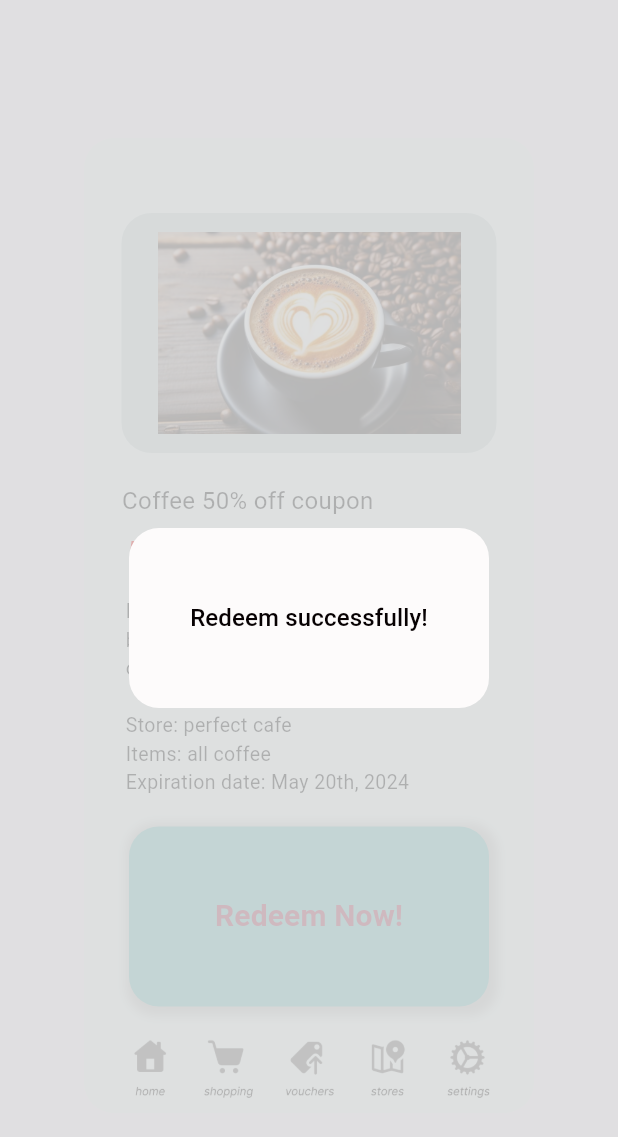
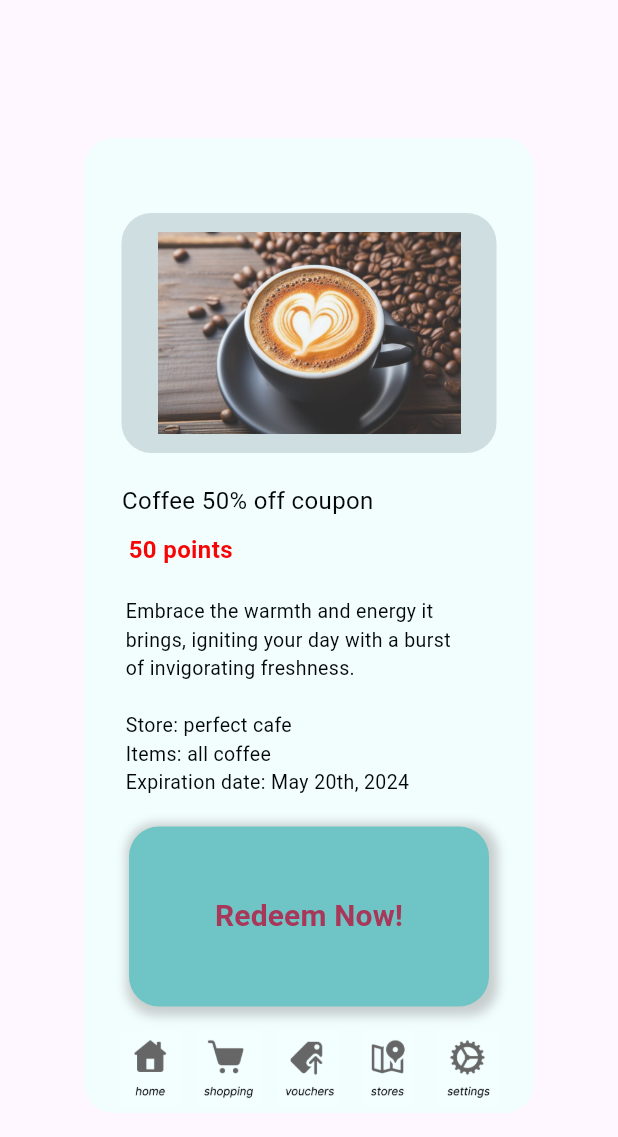
Before and after one commit to tinger529/MQ_points, a Flutter app: the ItemScreen widget shown alone on an empty page, opened directly, on a phone screen of 412 x 824 dp. Shown: the top 1137 px of the screen. Run offline on Flutter 3.47's test engine with Material 3 defaults, Android fonts, the phone set to English and light mode, and no system bars; Roboto replaces fonts that are missing (Italic).

Commit message:
item page: and state changing function and handle buying voucher function

```diff
--- a/lib/models/patterns.dart
+++ b/lib/models/patterns.dart
@@ -1,7 +1,7 @@
 import 'package:flutter/material.dart';
 
 // container for redemption buttons and show QR code buttons
-Container buildContainerA(state, String page, String txt, {Color colour = const Color(0xFF6FC5C5), Color fontColor = const Color(0xFFA83759)}) {
+Container buildContainerA(state, String page, String txt, {Color colour = const Color(0xFF6FC5C5), Color fontColor = const Color(0xFFA83759), String arg = ""}) {
     return Container(
       width: 240.0,
       height: 120.0,
@@ -23,7 +23,7 @@ Container buildContainerA(state, String page, String txt, {Color colour = const
         ],
       ),
       child: OutlinedButton(
-          onPressed: () => {state.redirect(page)},
+          onPressed: () => {state.redirect(page, arg: arg)},
           style: OutlinedButton.styleFrom(
             shape: RoundedRectangleBorder(
               borderRadius: BorderRadius.circular(20.0),
@@ -245,7 +245,7 @@ Container buildContainerF(state, String page, String txt, {Color colour = const
   }
 
 // container for the confirm message
-Container buildContainerG(state, String page, String txt, {Color colour = const Color(0xFFFDFBFB), Color fontColor = const Color.fromARGB(255, 7, 1, 2)}) {
+Container buildContainerG(state, String page, String txt, {Color colour = const Color(0xFFFDFBFB), Color fontColor = const Color.fromARGB(255, 7, 1, 2), String arg = ""}) {
     return Container(
       width: 240.0,
       height: 120.0,
@@ -259,7 +259,7 @@ Container buildContainerG(state, String page, String txt, {Color colour = const
         ),
       ),
       child: OutlinedButton(
-          onPressed: () => {state.redirect(page)},
+          onPressed: () => {state.redirect(page, arg: arg)},
           style: OutlinedButton.styleFrom(
             shape: RoundedRectangleBorder(
               borderRadius: BorderRadius.circular(20.0),
--- a/lib/screens/item_screen.dart
+++ b/lib/screens/item_screen.dart
@@ -92,7 +92,7 @@ class ItemScreen extends StatelessWidget {
 
                         const SizedBox(height: 20),
 
-                        buildContainerA(state, "voucher", 'Redeem Now!'),
+                        buildContainerA(state, "item", 'Redeem Now!', arg: "buy"),
                       ],
                       ),
                     ),
@@ -108,6 +108,7 @@ class ItemScreen extends StatelessWidget {
                 ),
               ),
 
+              state.showSuccess ?
               Center(
 
               child: Column(
@@ -123,14 +124,17 @@ class ItemScreen extends StatelessWidget {
                     ),
                   ]
                 )
-              ),
+              )
+              : Container(),
 
+              state.showSuccess ?
               Positioned.fill(
                 child: Align(
                   alignment: Alignment.center,
-                  child: buildContainerG(state, "item", "Redeem successfully!")
+                  child: buildContainerG(state, "item", "Redeem successfully!", arg: "close")
                 ),
-              ),
+              )
+              : Container(),
             ]);
           }
     );
```
Also changed, not shown: lib/models/state.dart (+22 -1 lines), lib/screens/redemption_screen.dart (+6 -3 lines).
